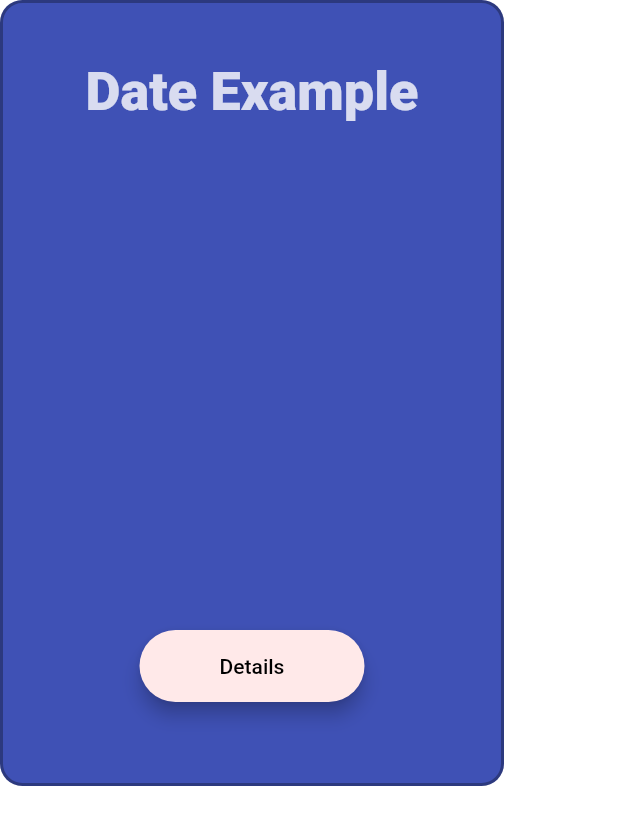
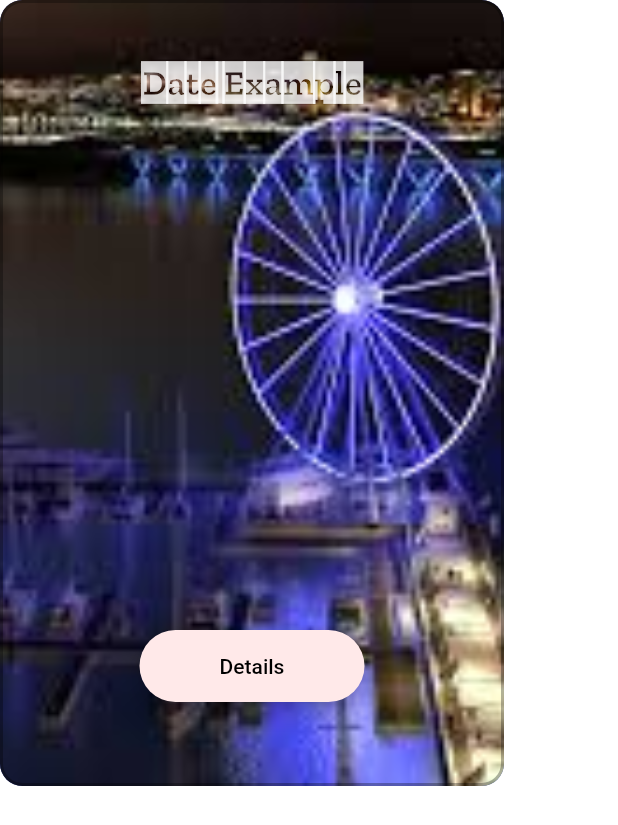
Before and after one commit to hhawkins/Date-Roulette, a Flutter app: the CardExample widget shown alone on an empty page, opened directly, on a phone screen of 412 x 824 dp. Shown: the top 825 px of the screen. Run offline on Flutter 3.47's test engine with Material 2 defaults, Android fonts, the phone set to English and light mode, and no system bars; our stand-ins replace animated_text_kit, animated_theme_switcher, cloud_firestore, firebase_auth, firebase_core, flutter_screenutil and 6 more; missing offline and left inert: clickable_list_wheel_view, swipeable_card; accounts and stored records are empty; network calls fail.

Commit message:
Update: discover card backgrounds

```diff
--- a/lib/screens/main_tab_views/chamber_cards/card_example.dart
+++ b/lib/screens/main_tab_views/chamber_cards/card_example.dart
@@ -30,17 +30,27 @@ class CardExample extends StatelessWidget {
           width: 2.0,
           color: Colors.transparent.withOpacity(0.3),
         ),
+        image: DecorationImage(
+          image: AssetImage('images/Date background example.jpg'),
+          fit: BoxFit.cover,
+        ),
       ),
 
       child: Column(
+        mainAxisAlignment: MainAxisAlignment.spaceEvenly,
         children: [
-          Text(
-            text,
-            style: TextStyle(
-              fontSize: 36.0,
-              // color: Colors.white,
-              color: Colors.white.withOpacity(0.8),
-              fontWeight: FontWeight.w900,
+          Container(
+            //margin: const EdgeInsets.all(15.0),
+            //padding: const EdgeInsets.all(35.0),
+            child: Text(
+              text,
+              style: TextStyle(
+                fontSize: 24.0,
+                fontFamily: 'ZillaSlabHighlightBold',
+                // color: Colors.white,
+                color: Colors.white.withOpacity(0.8),
+                fontWeight: FontWeight.w900,
+              ),
             ),
           ),
           Expanded(
--- a/lib/screens/main_tab_views/chamber_cards/card_place.dart
+++ b/lib/screens/main_tab_views/chamber_cards/card_place.dart
@@ -46,7 +46,7 @@ class CardPlace extends StatelessWidget {
 
   Future<Places> getGooglePlacesResponse() async {
     final response = await http.get(Uri.parse(
-        'https://maps.googleapis.com/maps/api/place/nearbysearch/json?location=38.7818,77.0147&radius=300&type=seafood&key=AIzaSyCqs1WuJw_CaNfLY7ndChXWBd6BJ38glTE'
+        'https://maps.googleapis.com/maps/api/place/nearbysearch/json?location=-38.7818,77.0147&radius=300&type=restaurant&key=AIzaSyCqs1WuJw_CaNfLY7ndChXWBd6BJ38glTE'
         // 'https://maps.googleapis.com/maps/api/place/nearbysearch/json?key=AIzaSyCqs1WuJw_CaNfLY7ndChXWBd6BJ38glTE&location=-38.7818,77.0147&radius=1500&type=restaurant'
         ));
 
@@ -57,7 +57,7 @@ class CardPlace extends StatelessWidget {
     } else {
       // If the server did not return a 200 OK response,
       // then throw an exception.
-      throw Exception('Failed to load results');
+      throw Exception('Failed to load album');
     }
   }
 
@@ -96,7 +96,7 @@ class CardPlace extends StatelessWidget {
               if (snapshot.connectionState == ConnectionState.done) {
                 return Container(
                   child: Text(
-                    snapshot.data.results[0]['name'],
+                    snapshot.data['name'],
                     style: TextStyle(
                       fontSize: 36.0,
                       // color: Colors.white,
```
Also changed, not shown: lib/screens/main_tab_views/discover_view.dart (+30 -5 lines), images/Date background example.jpg (added), images/roulette wheel table.jpg (added), pubspec.lock.
